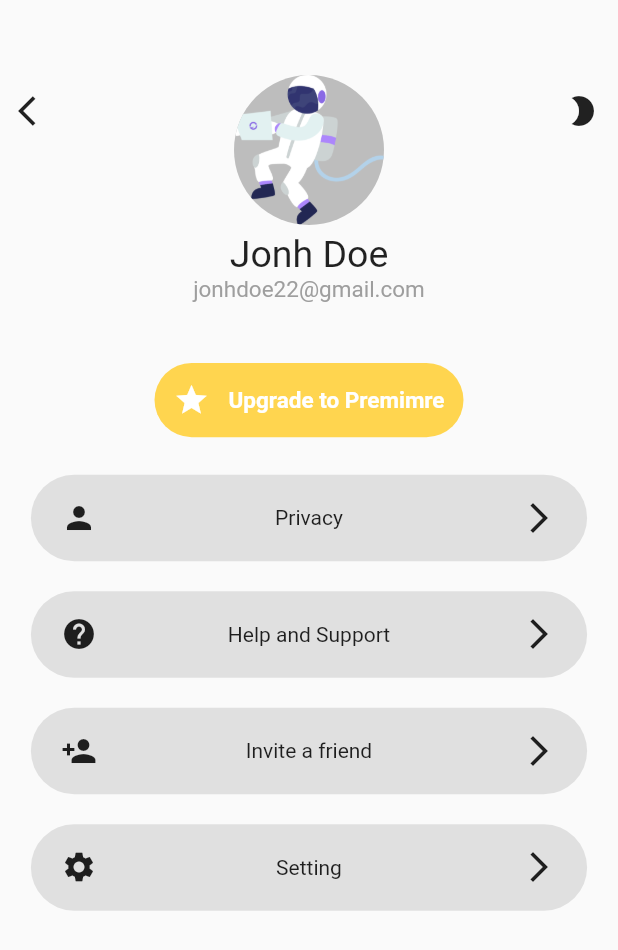
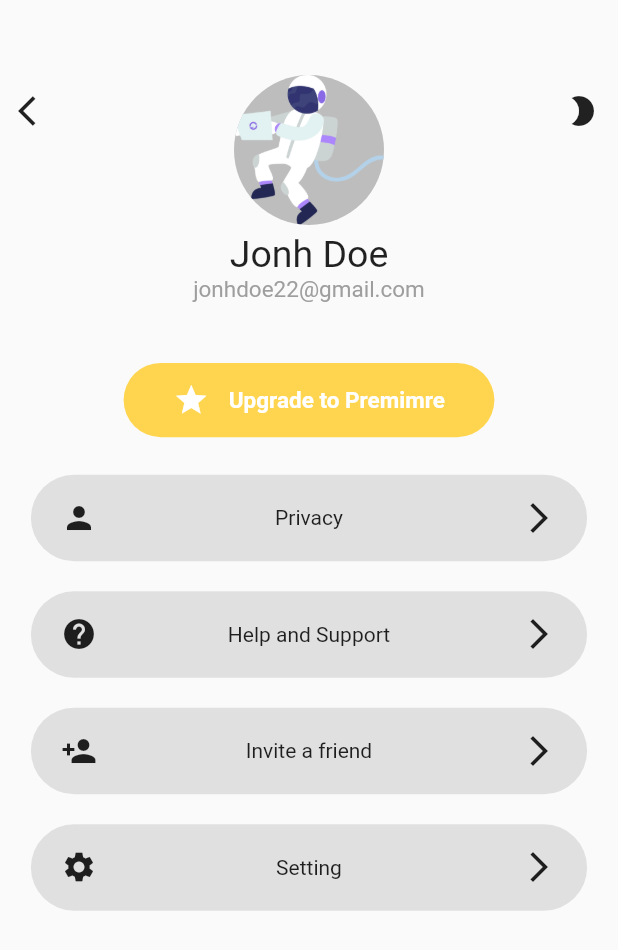
Before and after one commit to vonseyha/KOOMPI-Academy, a Flutter app: the ProfileScreen widget shown alone on an empty page, opened directly, on a phone screen of 412 x 824 dp. Shown: the top 950 px of the screen. Run offline on Flutter 3.47's test engine with Material 2 defaults, Android fonts, the light colour scheme and no system bars; our stand-ins replace cached_network_image, chewie, flutter_svg, font_awesome_flutter, page_transition, tuple and 1 more; network calls fail.

Commit message:
modified profile

```diff
--- a/lib/UI/Home/profile.dart
+++ b/lib/UI/Home/profile.dart
@@ -57,11 +57,13 @@
             ),
             Container(
                 alignment: Alignment.center,
-                width: MediaQuery.of(context).size.width * 0.5,
+                width: MediaQuery.of(context).size.width * 0.6,
                 height: MediaQuery.of(context).size.height * 0.06,
                 decoration: BoxDecoration(
                     borderRadius: BorderRadius.all(Radius.circular(50)),
                     color: Colors.amber[300]),
+                child: Padding(
+                  padding: const EdgeInsets.symmetric(horizontal: 20),
                   child: Row(
                     mainAxisAlignment: MainAxisAlignment.spaceEvenly,
                     children: <Widget>[
@@ -78,6 +80,7 @@
                             fontWeight: FontWeight.bold),
                       ),
                     ],
+                  ),
                 )),
             SizedBox(
               height: 25,
```
Lines whose indentation alone changed are shown as unchanged.
